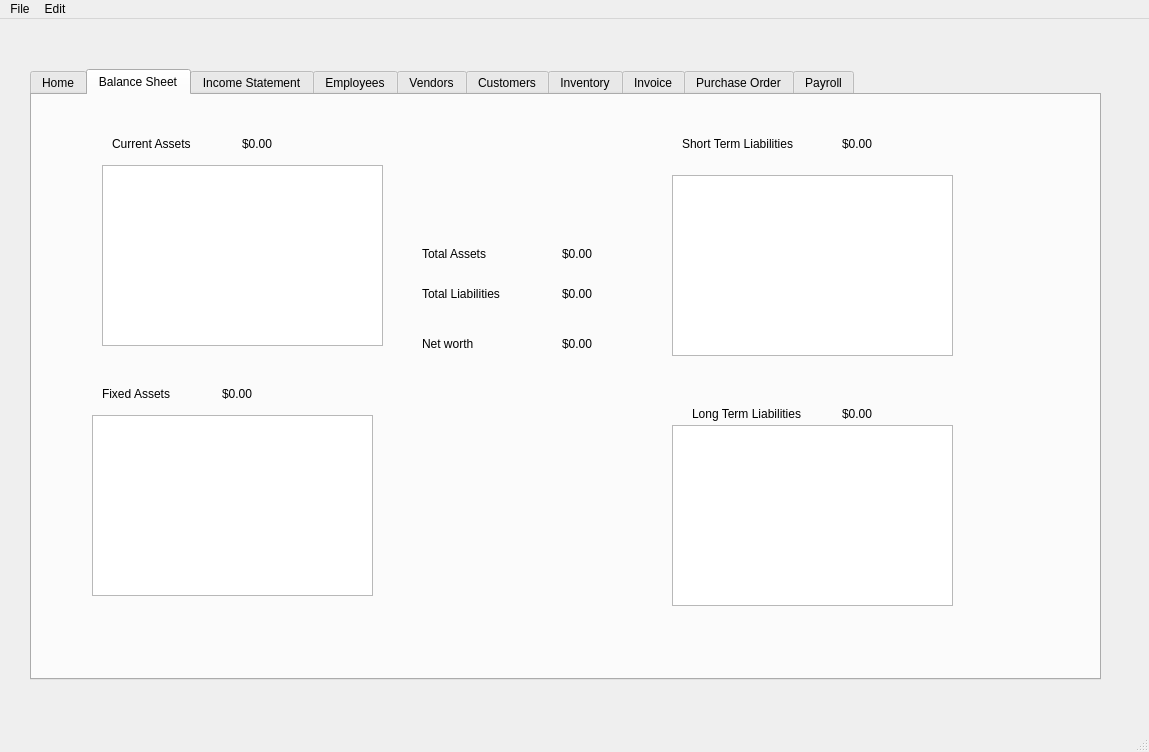
The window that FinTrackerPython/src/UserInterfaces/homeWindow.ui (david0x00/fin-tracker) describes before a commit, drawn with Qt 5.
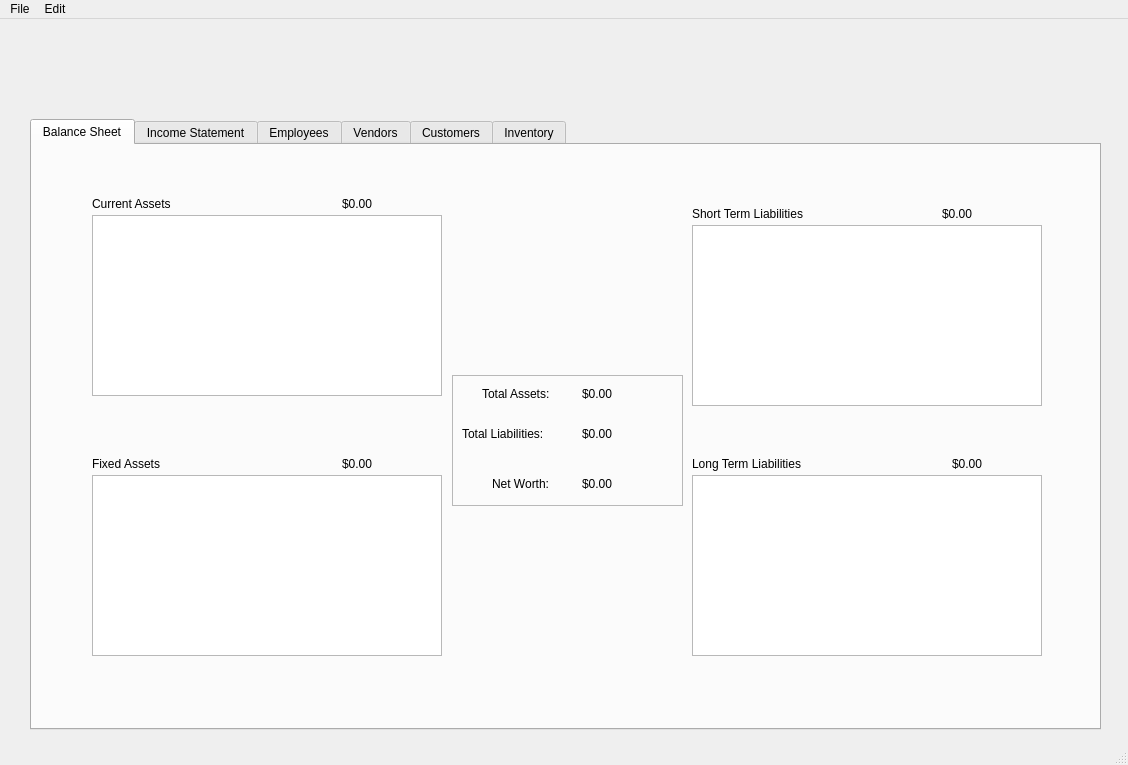
The same window after the commit. The open tabs and pages were chosen to show the change. Icons and pictures are not drawn.

```diff
--- a/FinTrackerPython/src/UserInterfaces/homeWindow.ui
+++ b/FinTrackerPython/src/UserInterfaces/homeWindow.ui
@@ -6,8 +6,8 @@
    <rect>
     <x>0</x>
     <y>0</y>
-    <width>1149</width>
-    <height>752</height>
+    <width>1128</width>
+    <height>765</height>
    </rect>
   </property>
   <property name="windowTitle">
@@ -18,7 +18,7 @@
     <property name="geometry">
      <rect>
       <x>30</x>
-      <y>50</y>
+      <y>100</y>
       <width>1071</width>
       <height>611</height>
      </rect>
@@ -26,50 +26,6 @@
     <property name="currentIndex">
      <number>2</number>
     </property>
-    <widget class="QWidget" name="tab_10">
-     <attribute name="title">
-      <string>Home</string>
-     </attribute>
-     <widget class="QPushButton" name="sale_home_btn">
-      <property name="geometry">
-       <rect>
-        <x>110</x>
-        <y>90</y>
-        <width>121</width>
-        <height>25</height>
-       </rect>
-      </property>
-      <property name="text">
-       <string>Enter Sale</string>
-      </property>
-     </widget>
-     <widget class="QPushButton" name="purchase_inv_home_btn">
-      <property name="geometry">
-       <rect>
-        <x>110</x>
-        <y>180</y>
-        <width>161</width>
-        <height>25</height>
-       </rect>
-      </property>
-      <property name="text">
-       <string>Purchase Inventory</string>
-      </property>
-     </widget>
-     <widget class="QPushButton" name="payroll_home_btn">
-      <property name="geometry">
-       <rect>
-        <x>110</x>
-        <y>280</y>
-        <width>161</width>
-        <height>25</height>
-       </rect>
-      </property>
-      <property name="text">
-       <string>Payroll</string>
-      </property>
-     </widget>
-    </widget>
     <widget class="QWidget" name="tab">
      <attribute name="title">
       <string>Balance Sheet</string>
@@ -77,18 +33,21 @@
      <widget class="QTableWidget" name="current_assets_table">
       <property name="geometry">
        <rect>
-        <x>70</x>
+        <x>60</x>
         <y>70</y>
-        <width>281</width>
+        <width>350</width>
         <height>181</height>
        </rect>
       </property>
+      <attribute name="horizontalHeaderDefaultSectionSize">
+       <number>175</number>
+      </attribute>
      </widget>
      <widget class="QLabel" name="label">
       <property name="geometry">
        <rect>
-        <x>80</x>
-        <y>40</y>
+        <x>60</x>
+        <y>50</y>
         <width>121</width>
         <height>17</height>
        </rect>
@@ -101,17 +60,20 @@
       <property name="geometry">
        <rect>
         <x>60</x>
-        <y>320</y>
-        <width>281</width>
+        <y>330</y>
+        <width>350</width>
         <height>181</height>
        </rect>
       </property>
+      <attribute name="horizontalHeaderDefaultSectionSize">
+       <number>175</number>
+      </attribute>
      </widget>
      <widget class="QLabel" name="label_2">
       <property name="geometry">
        <rect>
-        <x>70</x>
-        <y>290</y>
+        <x>60</x>
+        <y>310</y>
         <width>121</width>
         <height>17</height>
        </rect>
@@ -123,18 +85,21 @@
      <widget class="QTableWidget" name="st_liabilities_table">
       <property name="geometry">
        <rect>
-        <x>640</x>
+        <x>660</x>
         <y>80</y>
-        <width>281</width>
+        <width>350</width>
         <height>181</height>
        </rect>
       </property>
+      <attribute name="horizontalHeaderDefaultSectionSize">
+       <number>175</number>
+      </attribute>
      </widget>
      <widget class="QLabel" name="label_3">
       <property name="geometry">
        <rect>
-        <x>650</x>
-        <y>40</y>
+        <x>660</x>
+        <y>60</y>
         <width>181</width>
         <height>17</height>
        </rect>
@@ -159,57 +124,60 @@
      <widget class="QTableWidget" name="lt_liabilities_table">
       <property name="geometry">
        <rect>
-        <x>640</x>
+        <x>660</x>
         <y>330</y>
-        <width>281</width>
+        <width>350</width>
         <height>181</height>
        </rect>
       </property>
+      <attribute name="horizontalHeaderDefaultSectionSize">
+       <number>175</number>
+      </attribute>
      </widget>
      <widget class="QLabel" name="label_5">
       <property name="geometry">
        <rect>
-        <x>390</x>
-        <y>150</y>
+        <x>450</x>
+        <y>240</y>
         <width>91</width>
         <height>17</height>
        </rect>
       </property>
       <property name="text">
-       <string>Total Assets</string>
+       <string>Total Assets:</string>
       </property>
      </widget>
      <widget class="QLabel" name="label_6">
       <property name="geometry">
        <rect>
-        <x>390</x>
-        <y>190</y>
+        <x>430</x>
+        <y>280</y>
         <width>111</width>
         <height>17</height>
        </rect>
       </property>
       <property name="text">
-       <string>Total Liabilities</string>
+       <string>Total Liabilities:</string>
       </property>
      </widget>
      <widget class="QLabel" name="label_7">
       <property name="geometry">
        <rect>
-        <x>390</x>
-        <y>240</y>
-        <width>91</width>
+        <x>460</x>
+        <y>330</y>
+        <width>81</width>
         <height>17</height>
        </rect>
       </property>
       <property name="text">
-       <string>Net worth</string>
+       <string>Net Worth:</string>
       </property>
      </widget>
      <widget class="QLabel" name="assets_label">
       <property name="geometry">
        <rect>
-        <x>530</x>
-        <y>150</y>
+        <x>550</x>
+        <y>240</y>
         <width>91</width>
         <height>17</height>
        </rect>
@@ -221,8 +189,8 @@
      <widget class="QLabel" name="net_worth_label">
       <property name="geometry">
        <rect>
-        <x>530</x>
-        <y>240</y>
+        <x>550</x>
+        <y>330</y>
         <width>91</width>
         <height>17</height>
        </rect>
@@ -234,8 +202,8 @@
      <widget class="QLabel" name="liabilities_label">
       <property name="geometry">
        <rect>
-        <x>530</x>
-        <y>190</y>
+        <x>550</x>
+        <y>280</y>
         <width>91</width>
         <height>17</height>
        </rect>
@@ -247,8 +215,8 @@
      <widget class="QLabel" name="current_assets_label">
       <property name="geometry">
        <rect>
-        <x>210</x>
-        <y>40</y>
+        <x>310</x>
+        <y>50</y>
         <width>91</width>
         <height>17</height>
        </rect>
@@ -260,8 +228,8 @@
      <widget class="QLabel" name="fixed_assets_label">
       <property name="geometry">
        <rect>
-        <x>190</x>
-        <y>290</y>
+        <x>310</x>
+        <y>310</y>
         <width>91</width>
         <height>17</height>
        </rect>
@@ -273,8 +241,8 @@
      <widget class="QLabel" name="st_liabilities_label">
       <property name="geometry">
        <rect>
-        <x>810</x>
-        <y>40</y>
+        <x>910</x>
+        <y>60</y>
         <width>91</width>
         <height>17</height>
        </rect>
@@ -286,7 +254,7 @@
      <widget class="QLabel" name="lt_liabilities_label">
       <property name="geometry">
        <rect>
-        <x>810</x>
+        <x>920</x>
         <y>310</y>
         <width>91</width>
         <height>17</height>
@@ -296,6 +264,44 @@
        <string>$0.00</string>
       </property>
      </widget>
+     <widget class="QFrame" name="frame">
+      <property name="geometry">
+       <rect>
+        <x>420</x>
+        <y>230</y>
+        <width>231</width>
+        <height>131</height>
+       </rect>
+      </property>
+      <property name="frameShape">
+       <enum>QFrame::StyledPanel</enum>
+      </property>
+      <property name="frameShadow">
+       <enum>QFrame::Raised</enum>
+      </property>
+      <property name="lineWidth">
+       <number>6</number>
+      </property>
+     </widget>
+     <zorder>frame</zorder>
+     <zorder>current_assets_table</zorder>
+     <zorder>label</zorder>
+     <zorder>fixed_assets_table</zorder>
+     <zorder>label_2</zorder>
+     <zorder>st_liabilities_table</zorder>
+     <zorder>label_3</zorder>
+     <zorder>label_4</zorder>
+     <zorder>lt_liabilities_table</zorder>
+     <zorder>label_5</zorder>
+     <zorder>label_6</zorder>
+     <zorder>label_7</zorder>
+     <zorder>assets_label</zorder>
+     <zorder>net_worth_label</zorder>
+     <zorder>liabilities_label</zorder>
+     <zorder>current_assets_label</zorder>
+     <zorder>fixed_assets_label</zorder>
+     <zorder>st_liabilities_label</zorder>
+     <zorder>lt_liabilities_label</zorder>
     </widget>
     <widget class="QWidget" name="tab_2">
      <attribute name="title">
@@ -688,21 +694,25 @@
       </property>
      </widget>
     </widget>
-    <widget class="QWidget" name="tab_7">
-     <attribute name="title">
-      <string>Invoice</string>
-     </attribute>
-    </widget>
-    <widget class="QWidget" name="tab_8">
-     <attribute name="title">
-      <string>Purchase Order</string>
-     </attribute>
-    </widget>
-    <widget class="QWidget" name="tab_9">
-     <attribute name="title">
-      <string>Payroll</string>
-     </attribute>
-    </widget>
+   </widget>
+   <widget class="QLabel" name="label_19">
+    <property name="geometry">
+     <rect>
+      <x>450</x>
+      <y>10</y>
+      <width>241</width>
+      <height>81</height>
+     </rect>
+    </property>
+    <property name="text">
+     <string/>
+    </property>
+    <property name="pixmap">
+     <pixmap>icons/null_robotics_logo.png</pixmap>
+    </property>
+    <property name="scaledContents">
+     <bool>true</bool>
+    </property>
    </widget>
   </widget>
   <widget class="QMenuBar" name="menubar">
@@ -710,7 +720,7 @@
     <rect>
      <x>0</x>
      <y>0</y>
-     <width>1149</width>
+     <width>1128</width>
      <height>22</height>
     </rect>
    </property>
```
Left out of the diff: 179 changed lines with no effect on the pictures.
